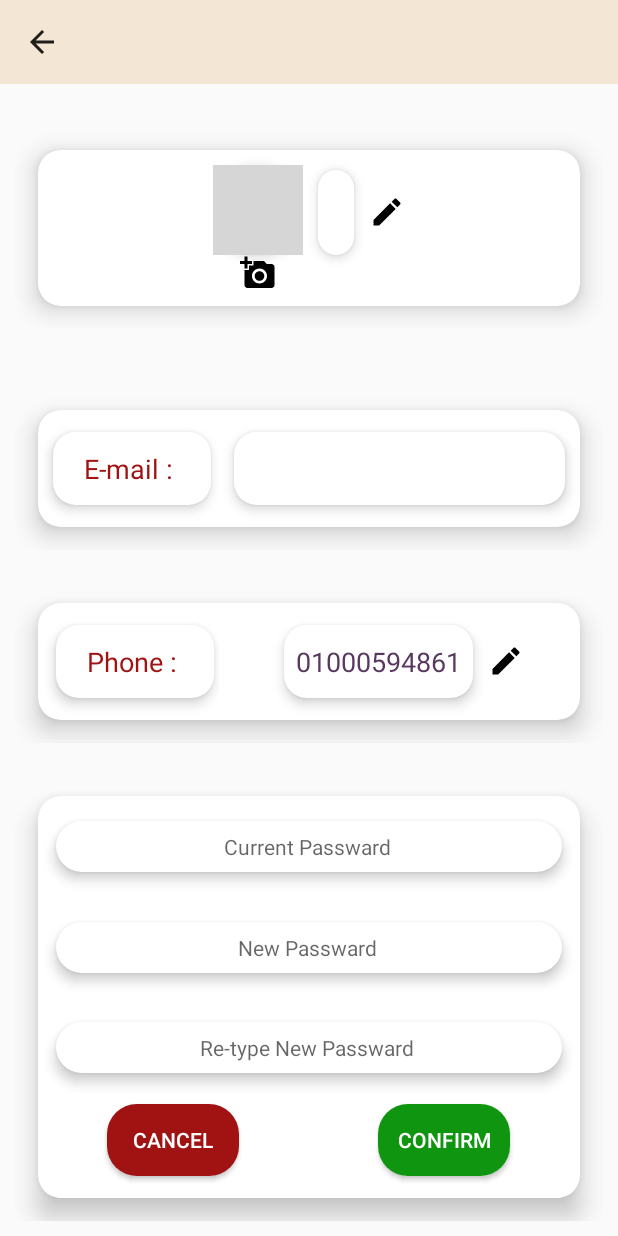
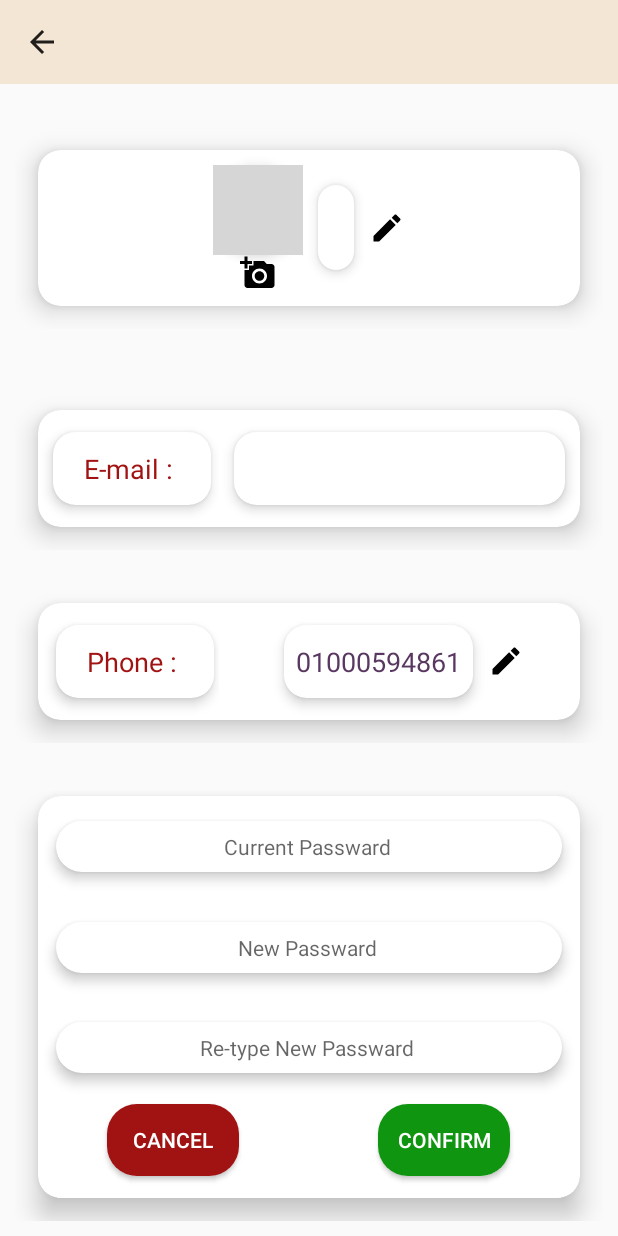
Before and after one commit to MuhamedElockly/Share_Location_Android_App, an Android app: the ProfileActivity screen opened directly, with no data from a screen before it, on a phone screen of 412 x 824 dp. Run offline under Robolectric (Android 15) with nearby library versions, the phone set to English and light mode, and no system bars; our stand-ins replace Firebase (no records; nobody signed in at launch, a user with empty details on screens opened directly), data binding; Roboto replaces fonts that are not available here; grey boxes are pictures that could not be loaded.

Commit message:
update user Profile

```diff
--- a/app/src/main/res/layout/activity_profile.xml
+++ b/app/src/main/res/layout/activity_profile.xml
@@ -63,15 +63,24 @@
                                 android:layout_width="wrap_content"
                                 android:layout_height="match_parent"
                                 android:layout_gravity="center"
-                                android:gravity="center"
+
                                 android:orientation="horizontal">
 
+                                <LinearLayout
+                                    android:layout_width="match_parent"
+                                    android:layout_height="match_parent"
+                                    android:layout_gravity="center"
+                                    android:layout_weight="1"
+
+
+                                    android:orientation="horizontal">
 
                                     <LinearLayout
-                                    android:layout_width="wrap_content"
+                                        android:layout_width="match_parent"
                                         android:layout_height="match_parent"
                                         android:layout_gravity="center"
                                         android:gravity="center"
+
                                         android:orientation="vertical">
 
                                         <androidx.cardview.widget.CardView
@@ -107,12 +116,13 @@
 
 
                                     </LinearLayout>
+                                </LinearLayout>
+
+
 
                                     <LinearLayout
                                         android:layout_width="match_parent"
                                         android:layout_height="match_parent"
-
-                                    android:layout_marginBottom="10dp"
                                         android:layout_weight="1"
                                         android:gravity="center"
                                         android:orientation="horizontal">
@@ -126,15 +136,9 @@
                                             app:cardElevation="5dp"
                                             app:cardUseCompatPadding="true">>
 
-                                        <LinearLayout
-                                            android:layout_width="match_parent"
-                                            android:layout_height="match_parent"
-
-                                            android:gravity="center"
-                                            android:orientation="horizontal">
-
 
                                             <EditText
+
                                                 android:id="@+id/name"
                                                 android:layout_width="match_parent"
                                                 android:layout_height="match_parent"
@@ -142,7 +146,9 @@
                                                 android:layout_marginLeft="10dp"
                                                 android:layout_marginRight="10dp"
                                                 android:background="@color/transparent"
-                                                android:editable="false"
+                                                android:enabled="false"
+
+
                                                 android:fontFamily="@font/baloo"
                                                 android:gravity="center"
                                                 android:padding="2dp"
@@ -151,28 +157,42 @@
                                                 android:textSize="24dp" />
 
 
+                                        </androidx.cardview.widget.CardView>
                                     </LinearLayout>
-                                    </androidx.cardview.widget.CardView>
+
+                                    <LinearLayout
+                                        android:layout_width="match_parent"
+                                        android:layout_height="match_parent"
+                                        android:layout_weight="5"
+                                        android:gravity="center"
+                                        android:orientation="horizontal">
 
                                         <ImageButton
-                                        android:layout_width="wrap_content"
+                                            android:id="@+id/editName"
+                                            android:layout_width="match_parent"
                                             android:layout_height="wrap_content"
-                                        android:background="@drawable/edit" />
+                                            android:layout_weight="1"
+                                            android:background="@drawable/edit"
+                                            />
 
                                         <ImageButton
-                                        android:layout_width="wrap_content"
+                                            android:id="@+id/confirmName"
+                                            android:layout_width="match_parent"
                                             android:layout_height="wrap_content"
-
-                                        android:background="@drawable/submit"
-                                        android:visibility="gone" />
+                                            android:layout_weight="1"
+                                            android:visibility="gone"
+                                            android:background="@drawable/submit" />
 
                                         <ImageButton
-                                        android:layout_width="wrap_content"
+                                            android:id="@+id/closeName"
+                                            android:layout_width="match_parent"
                                             android:layout_height="wrap_content"
+                                            android:layout_weight="1"
                                             android:background="@drawable/close"
-                                        android:visibility="gone" />
 
+                                            android:visibility="gone"  />
                                     </LinearLayout>
+
                             </LinearLayout>
                         </androidx.cardview.widget.CardView>
                     </LinearLayout>
@@ -334,8 +354,7 @@
                             android:layout_height="match_parent"
                             android:layout_margin="15dp"
                             app:cardCornerRadius="15dp"
-                            app:cardElevation="10dp"
-                            >
+                            app:cardElevation="10dp">
 
                             <LinearLayout
                                 android:layout_width="match_parent"
@@ -399,7 +418,6 @@
                                         app:cardUseCompatPadding="true">>
 
 
-
                                         <EditText
                                             android:id="@+id/phoneNumber"
                                             android:layout_width="match_parent"
@@ -417,7 +435,6 @@
                                             android:text="Muhamed Elockly"
                                             android:textColor="@color/majesty"
                                             android:textSize="18dp" />
-
 
 
                                     </androidx.cardview.widget.CardView>
@@ -509,7 +526,6 @@
                                                 android:orientation="horizontal"
 
                                                 android:weightSum="1">
-
 
 
                                                 <EditText
```
Also changed, not shown: app/src/main/java/com/example/sharelocation/ui/ProfileActivity.java (+57 -3 lines). Lines whose indentation alone changed are shown as unchanged.
